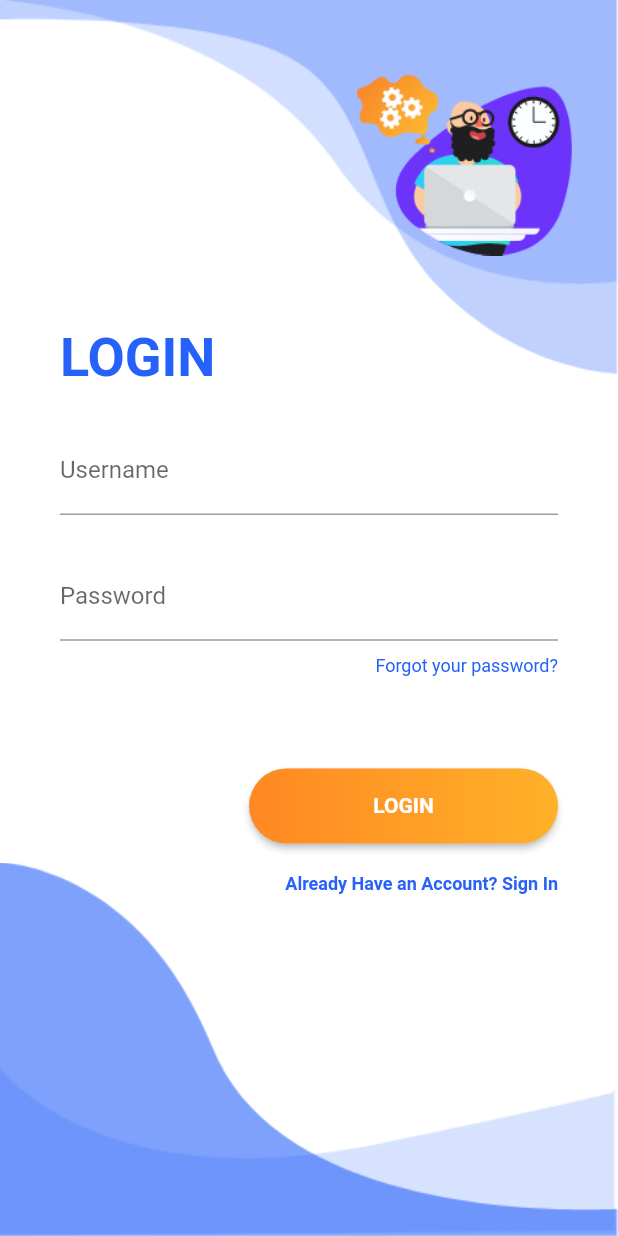
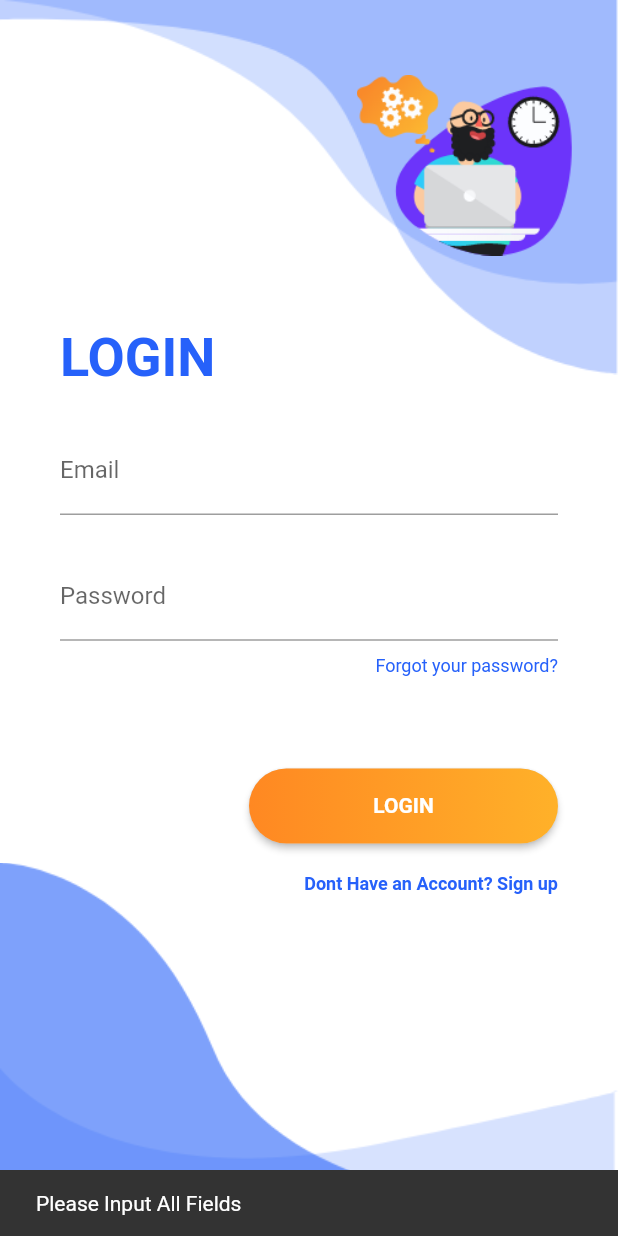
Before and after one commit to shadowdraon319/hoohacks2022, a Flutter app: the screen it shows after launch, after a tap on "LOGIN", on a phone screen of 412 x 824 dp. Run offline on Flutter 3.47's test engine with Material 2 defaults, Android fonts, the light colour scheme and no system bars; our stand-ins replace cloud_firestore, firebase_auth, firebase_core, firebase_messaging; accounts and stored records are empty.

Commit message:
Firebase Login and Register

```diff
--- a/lib/Screens/Authentication/login.dart
+++ b/lib/Screens/Authentication/login.dart
@@ -1,6 +1,17 @@
 import 'package:careing/presence.dart';
 
-class LoginScreen extends StatelessWidget {
+class LoginScreen extends StatefulWidget {
+  @override
+  State<LoginScreen> createState() => _LoginScreenState();
+}
+
+class _LoginScreenState extends State<LoginScreen> {
+  final GlobalKey<ScaffoldState> _scaffoldKey = GlobalKey();
+
+  final emailController = TextEditingController();
+
+  final passwordController = TextEditingController();
+
   @override
   Widget build(BuildContext context) {
     Size size = MediaQuery.of(context).size;
@@ -27,7 +38,8 @@ class LoginScreen extends StatelessWidget {
             alignment: Alignment.center,
             margin: EdgeInsets.symmetric(horizontal: 40),
             child: TextField(
-              decoration: InputDecoration(labelText: 'Username'),
+              controller: emailController,
+              decoration: InputDecoration(labelText: 'Email'),
             ),
           ),
           SizedBox(
@@ -37,6 +49,7 @@ class LoginScreen extends StatelessWidget {
             alignment: Alignment.center,
             margin: EdgeInsets.symmetric(horizontal: 40),
             child: TextField(
+              controller: passwordController,
               decoration: InputDecoration(labelText: 'Password'),
               obscureText: true,
             ),
@@ -56,7 +69,32 @@ class LoginScreen extends StatelessWidget {
             alignment: Alignment.centerRight,
             margin: EdgeInsets.symmetric(horizontal: 40, vertical: 10),
             child: RaisedButton(
-              onPressed: () {},
+              onPressed: () async {
+                if (emailController.text.toString().isEmpty ||
+                    passwordController.text.toString().isEmpty) {
+                  ScaffoldMessenger.of(context).showSnackBar(
+                      SnackBar(content: Text('Please Input All Fields')));
+                } else {
+                  try {
+                    UserCredential userCredential = await FirebaseAuth.instance
+                        .signInWithEmailAndPassword(
+                            email: emailController.text.trim().toString(),
+                            password:
+                                passwordController.text.trim().toString());
+                    Navigator.push(context,
+                        MaterialPageRoute(builder: (context) => Dashboard()));
+                  } on FirebaseAuthException catch (e) {
+                    ScaffoldMessenger.of(context).showSnackBar(
+                        SnackBar(content: Text(e.code.toString())));
+
+                    if (e.code == 'user-not-found') {
+                      print('No user found for that email.');
+                    } else if (e.code == 'wrong-password') {
+                      print('Wrong password provided for that user.');
+                    }
+                  }
+                }
+              },
               shape: RoundedRectangleBorder(
                 borderRadius: BorderRadius.circular(80.0),
               ),
@@ -93,7 +131,7 @@ class LoginScreen extends StatelessWidget {
                           builder: (context) => RegisterScreen()));
                 },
                 child: Text(
-                  'Already Have an Account? Sign In',
+                  'Dont Have an Account? Sign up',
                   style: TextStyle(
                       fontSize: 12,
                       fontWeight: FontWeight.bold,
--- a/lib/presence.dart
+++ b/lib/presence.dart
@@ -1,6 +1,7 @@
 export 'package:careing/Componenets/background.dart';
 export 'package:careing/Screens/Authentication/login.dart';
 export 'package:careing/Screens/Authentication/register.dart';
+export 'package:careing/Screens/dashboard.dart';
 export 'package:flutter/material.dart';
 export 'package:cloud_firestore/cloud_firestore.dart';
 export 'package:firebase_messaging/firebase_messaging.dart';
```
Also changed, not shown: lib/Screens/Authentication/register.dart (+37 -13 lines), lib/Screens/dashboard.dart (+6 -21 lines), .VSCodeCounter/2022-03-26_17-33-42/results.csv (added), .VSCodeCounter/2022-03-26_17-33-42/results.txt (added), 2 other files.
